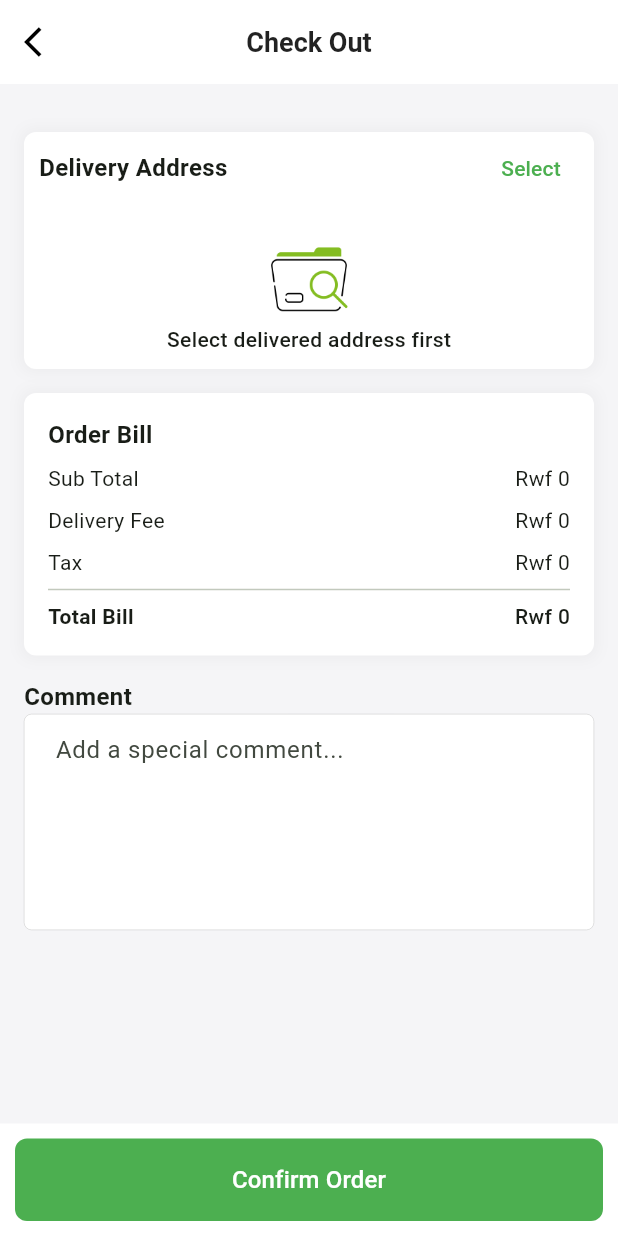
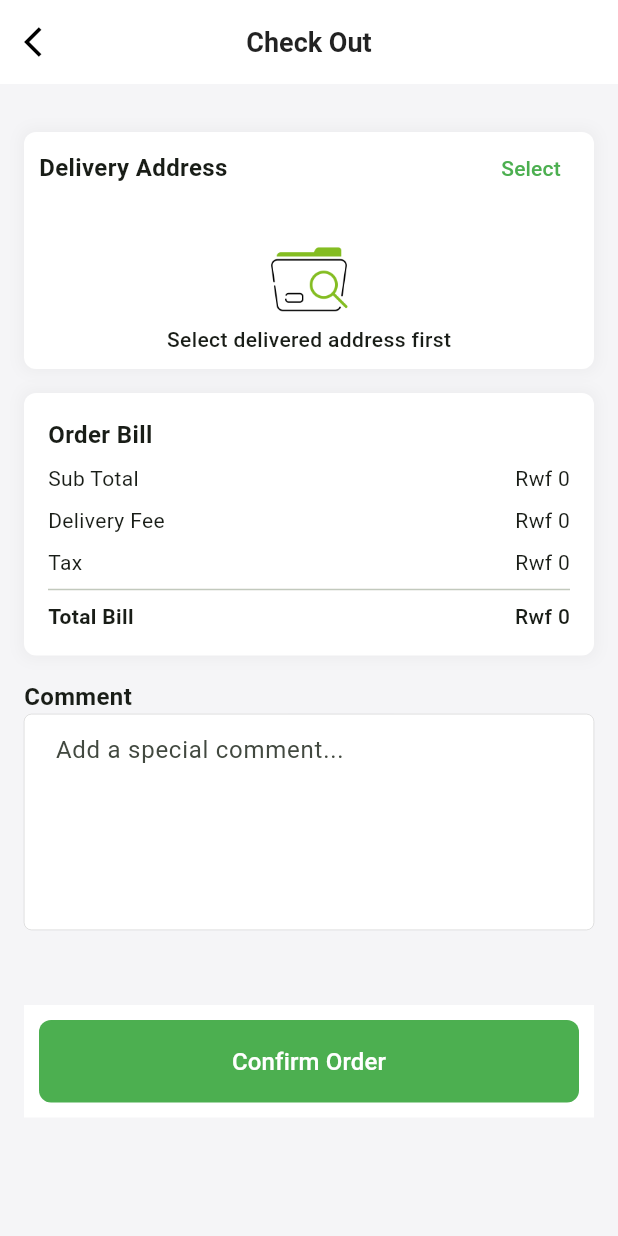
Before and after one commit to hubertit/freshmeals, a Flutter app: the CheckOutScreen screen opened by its route, on a phone screen of 412 x 824 dp. Run offline on Flutter 3.47's test engine with Material 3 defaults, Android fonts, the phone set to English and light mode, and no system bars; our stand-ins replace country_picker, dio, easy_localization, email_validator, flutter_riverpod, flutter_vector_icons and 8 more; missing offline and left inert: flutter_facebook_auth, geekyants_flutter_gauges, google_maps_webservice; accounts and stored records are empty.

Commit message:
Checkout button show, and other improvements

```diff
--- a/lib/views/homepage/checkout_screen.dart
+++ b/lib/views/homepage/checkout_screen.dart
@@ -40,6 +40,7 @@ class _CheckOutScreenState extends ConsumerState<CheckOutScreen> {
     var orderState = ref.watch(orderProvider);
     var summary = ref.watch(cartProvider);
     return Scaffold(
+      resizeToAvoidBottomInset: true,
       appBar: AppBar(
         elevation: 0,
         leading: IconButton(
@@ -108,7 +109,7 @@ class _CheckOutScreenState extends ConsumerState<CheckOutScreen> {
                                   mainAxisAlignment:
                                       MainAxisAlignment.spaceBetween,
                                   children: [
-                                    Text(
+                                    const Text(
                                       'Delivery Address',
                                       style: TextStyle(
                                         fontSize: 16,
@@ -236,59 +237,6 @@ class _CheckOutScreenState extends ConsumerState<CheckOutScreen> {
               ),
               const SizedBox(height: 16),
 
-              // Delivery Time Settings
-              // Container(
-              //   padding: const EdgeInsets.all(16),
-              //   decoration: BoxDecoration(
-              //     color: Colors.white,
-              //     borderRadius: BorderRadius.circular(8),
-              //     boxShadow: [
-              //       BoxShadow(
-              //         color: Colors.grey.withOpacity(0.1),
-              //         blurRadius: 8,
-              //         spreadRadius: 2,
-              //       ),
-              //     ],
-              //   ),
-              //   child: Column(
-              //     crossAxisAlignment: CrossAxisAlignment.start,
-              //     children: [
-              //       Text(
-              //         'Delivery Time Settings',
-              //         style: TextStyle(fontSize: 16, fontWeight: FontWeight.bold),
-              //       ),
-              //       SizedBox(height: 8),
-              //       DropdownButtonFormField<String>(
-              //         items: ['Time Slot 1', 'Time Slot 2', 'Time Slot 3']
-              //             .map((slot) => DropdownMenuItem(
-              //                   child: Text(slot),
-              //                   value: slot,
-              //                 ))
-              //             .toList(),
-              //         onChanged: (value) {},
-              //         decoration: InputDecoration(
-              //           hintText: 'Time Slot',
-              //           border: OutlineInputBorder(
-              //             borderRadius: BorderRadius.circular(8),
-              //           ),
-              //         ),
-              //       ),
-              //       SizedBox(height: 16),
-              //       TextFormField(
-              //         decoration: InputDecoration(
-              //           hintText: 'Jan 01, 2025',
-              //           suffixIcon: const Icon(Icons.calendar_today),
-              //           border: OutlineInputBorder(
-              //             borderRadius: BorderRadius.circular(8),
-              //           ),
-              //         ),
-              //       ),
-              //     ],
-              //   ),
-              // ),
-              // SizedBox(height: 16),
-
-              // Order Bill Section
               Container(
                 padding: const EdgeInsets.all(16),
                 decoration: BoxDecoration(
@@ -352,58 +300,6 @@ class _CheckOutScreenState extends ConsumerState<CheckOutScreen> {
                 ),
               ),
               const SizedBox(height: 16),
-
-              // Payment Method Section
-              // Container(
-              //   padding: EdgeInsets.all(16),
-              //   decoration: BoxDecoration(
-              //     color: Colors.white,
-              //     borderRadius: BorderRadius.circular(8),
-              //     boxShadow: [
-              //       BoxShadow(
-              //         color: Colors.grey.withOpacity(0.1),
-              //         blurRadius: 8,
-              //         spreadRadius: 2,
-              //       ),
-              //     ],
-              //   ),
-              //   child: Column(
-              //     crossAxisAlignment: CrossAxisAlignment.start,
-              //     children: [
-              //       Row(
-              //         mainAxisAlignment: MainAxisAlignment.spaceBetween,
-              //         children: [
-              //           const Text(
-              //             'Payment Method',
-              //             style: TextStyle(
-              //                 fontSize: 16, fontWeight: FontWeight.bold),
-              //           ),
-              //           TextButton(
-              //             onPressed: () {},
-              //             child: Text(
-              //               'Add new Method',
-              //               style: TextStyle(color: Colors.green),
-              //             ),
-              //           ),
-              //         ],
-              //       ),
-              //       SizedBox(height: 8),
-              //       ListTile(
-              //         leading: Icon(Icons.credit_card),
-              //         title: Text('**** **** **** *368'),
-              //         trailing:
-              //             Radio(value: 1, groupValue: 2, onChanged: (value) {}),
-              //       ),
-              //       ListTile(
-              //         leading: Icon(Icons.phone_android, color: Colors.yellow),
-              //         title: Text('0788 123 456'),
-              //         trailing:
-              //             Radio(value: 2, groupValue: 2, onChanged: (value) {}),
-              //       ),
-              //     ],
-              //   ),
-              // ),
-              // SizedBox(height: 16),
               const Text(
                 'Comment',
                 style: TextStyle(
@@ -421,15 +317,9 @@ class _CheckOutScreenState extends ConsumerState<CheckOutScreen> {
                     fillColor: Colors.white),
                 controller: commentController,
               ),
-              const SizedBox(height: 16),
-
               // Confirm Order Button
-            ],
-          ),
-        ),
-      ),
-      bottomNavigationBar: SafeArea(
-        child: Container(
+              const SizedBox(height: 50),
+              Container(
                 color: Colors.white,
                 padding: const EdgeInsets.all(10),
                 child: SizedBox(
@@ -445,7 +335,6 @@ class _CheckOutScreenState extends ConsumerState<CheckOutScreen> {
                           .read(orderProvider.notifier)
                           .createOrder(context, json, ref);
                       ref.read(cartProvider.notifier).clearCart();
-
                     },
                     style: ElevatedButton.styleFrom(
                       padding: const EdgeInsets.symmetric(vertical: 16),
@@ -465,7 +354,42 @@ class _CheckOutScreenState extends ConsumerState<CheckOutScreen> {
                   ),
                 ),
               ),
+
+            ],
           ),
+        ),
+      ),
+      // bottomNavigationBar: SafeArea(
+      //   child: Padding(
+      //     padding: const EdgeInsets.all(10),
+      //     child: ElevatedButton(
+      //       onPressed: () {
+      //         var json = {
+      //           "token": user!.user!.token,
+      //           "address_id": defaultAddress.address!.addressId,
+      //           "comment": commentController.text
+      //         };
+      //         ref.read(orderProvider.notifier).createOrder(context, json, ref);
+      //         ref.read(cartProvider.notifier).clearCart();
+      //       },
+      //       style: ElevatedButton.styleFrom(
+      //         padding: const EdgeInsets.symmetric(vertical: 16),
+      //         backgroundColor: Colors.green,
+      //         shape: RoundedRectangleBorder(
+      //           borderRadius: BorderRadius.circular(8),
+      //         ),
+      //       ),
+      //       child: orderState!.isLoading
+      //           ? const CircularProgressIndicator(
+      //         color: Colors.white,
+      //       )
+      //           : const Text(
+      //         'Confirm Order',
+      //         style: TextStyle(fontSize: 16, color: Colors.white),
+      //       ),
+      //     ),
+      //   ),
+      // ),
     );
   }
 }
--- a/lib/views/homepage/payments/my_payments.dart
+++ b/lib/views/homepage/payments/my_payments.dart
@@ -99,7 +99,7 @@ class _RiderScreenState extends ConsumerState<PaymentsScreen> {
                                       padding: const EdgeInsets.symmetric(
                                           vertical: 5),
                                       decoration: BoxDecoration(
-                                          color: appontment.status == "FAILED"
+                                          color: appontment.status == "failed"
                                               ? Colors.red
                                               : appontment.status == "paid"
                                                   ? primarySwatch
```
Also changed, not shown: lib/views/homepage/payments/processing_screen.dart (+32 -2 lines). Lines whose indentation alone changed are shown as unchanged.
